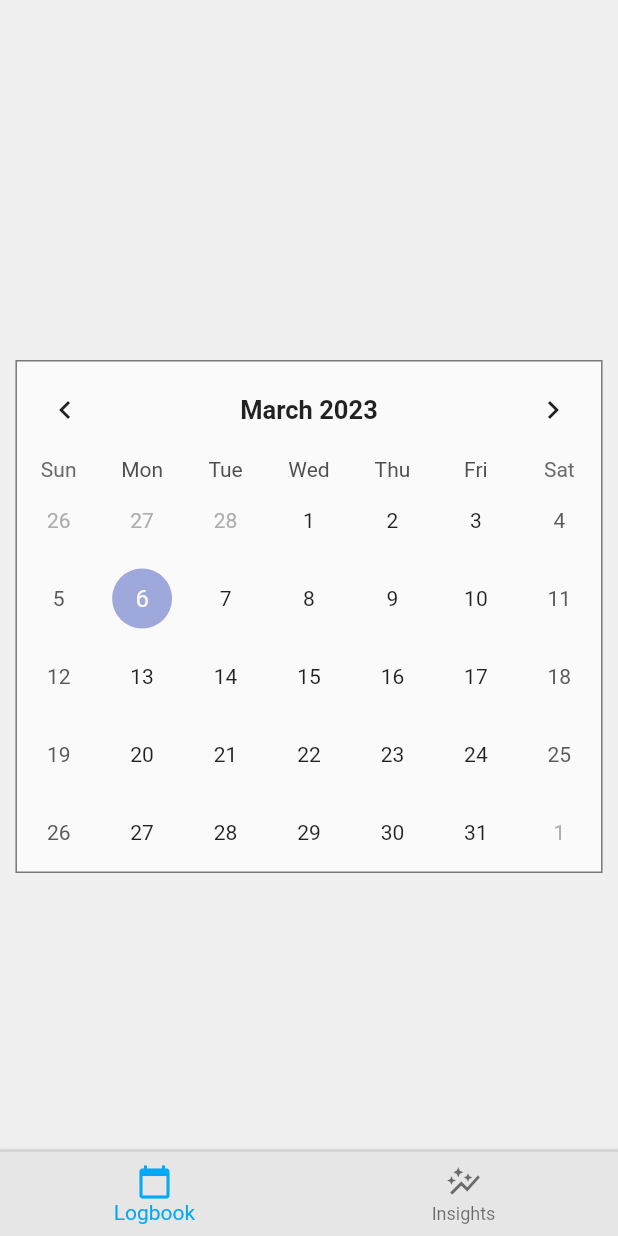
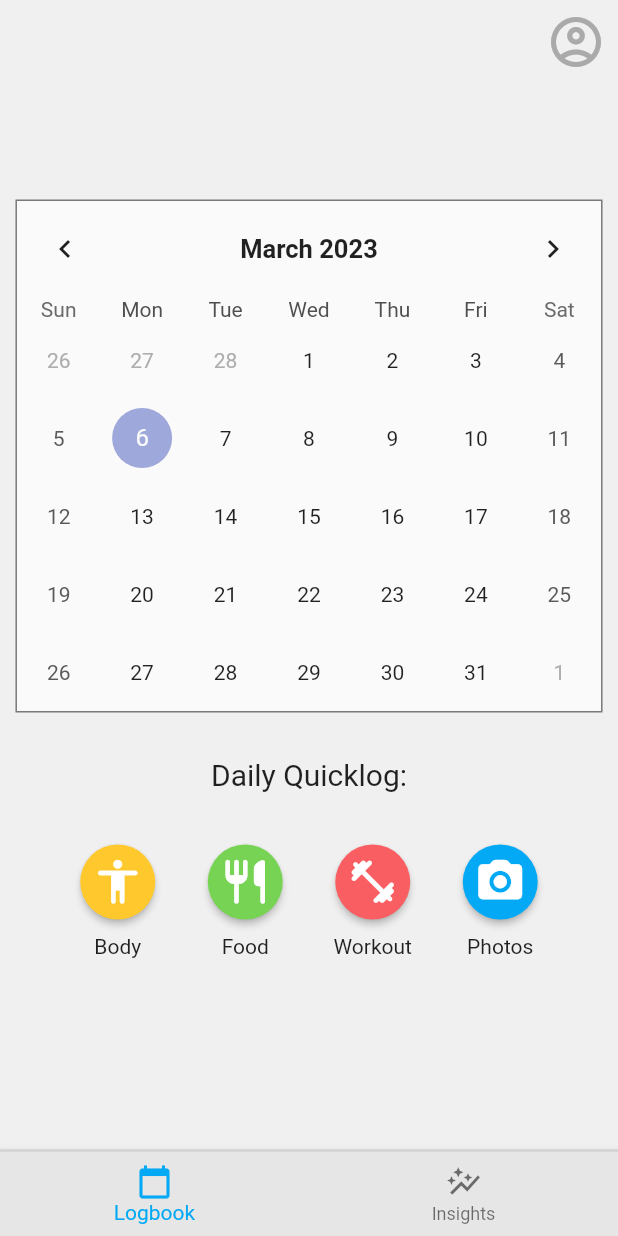
Before and after one commit to draff1800/bodybuildingpal, a Flutter app: the HomeNavigation screen opened directly, on a phone screen of 412 x 824 dp. Run offline on Flutter 3.47's test engine with Material 2 defaults, Android fonts, the phone set to English and light mode, and no system bars; drawn by our look-alikes of table_calendar.

Commit message:
Basic design complete

```diff
--- a/lib/constants/app_colours.dart
+++ b/lib/constants/app_colours.dart
@@ -2,11 +2,15 @@ import 'package:flutter/widgets.dart';
 
 class AppColours {
   AppColours._();
+  static const Color white = Color.fromARGB(255, 250, 250, 250);
+  static const Color grey1 = Color.fromARGB(255, 240, 240, 240);
+  static const Color grey2 = Color.fromARGB(255, 230, 230, 230);
+  static const Color grey3 = Color.fromARGB(255, 220, 220, 220);
+  static const Color grey4 = Color.fromARGB(255, 170, 170, 170);
+  static const Color grey5 = Color.fromARGB(255, 120, 120, 120);
+  static const Color black = Color.fromARGB(255, 0, 0, 0);
   static const Color blue = Color.fromARGB(255, 3, 169, 244);
-  static const Color white = Color.fromARGB(255, 250, 250, 250);
-  static const Color lightGrey = Color.fromARGB(255, 240, 240, 240);
-  static const Color grey = Color.fromARGB(255, 230, 230, 230);
-  static const Color darkGrey1 = Color.fromARGB(255, 220, 220, 220);
-  static const Color darkGrey2 = Color.fromARGB(255, 120, 120, 120);
-  static const Color black = Color.fromARGB(255, 0, 0, 0);
+  static const Color yellow = Color.fromARGB(255, 255, 200, 44);
+  static const Color green = Color.fromARGB(255, 119, 211, 83);
+  static const Color red = Color.fromARGB(255, 249, 95, 98);
 }
--- a/lib/main.dart
+++ b/lib/main.dart
@@ -19,7 +19,7 @@ class BodybuildingPal extends StatelessWidget {
           centerTitle: true,
           elevation: 0
         ),
-        scaffoldBackgroundColor: AppColours.lightGrey
+        scaffoldBackgroundColor: AppColours.grey1
       ),
       home: const Profile()
     );
--- a/lib/screens/home/home_navigation.dart
+++ b/lib/screens/home/home_navigation.dart
@@ -28,15 +28,22 @@ class _HomeNavigationState extends State<HomeNavigation> {
     return Scaffold(
         appBar: AppBar(
           automaticallyImplyLeading: false,
-          backgroundColor: AppColours.lightGrey,
+          backgroundColor: AppColours.grey1,
+          actions: <Widget>[
+            IconButton(
+              icon: const Icon(Icons.account_circle_outlined, color: AppColours.grey4, size: 40),
+              padding: const EdgeInsets.fromLTRB(0, 0, 20, 0),
+              onPressed: () {},
+            )
+          ],
         ),
         body: Center(
           child: _navigationBarOverlayOptions.elementAt(_selectedIndex),
         ),
         bottomNavigationBar: Container(
             decoration: const BoxDecoration(
-                color: AppColours.darkGrey1,
-                border: Border(top: BorderSide(color: AppColours.darkGrey1, width: 2))),
+                color: AppColours.grey3,
+                border: Border(top: BorderSide(color: AppColours.grey3, width: 2))),
             child: BottomNavigationBar(
               items: const <BottomNavigationBarItem>[
                 BottomNavigationBarItem(
@@ -50,7 +57,7 @@ class _HomeNavigationState extends State<HomeNavigation> {
               ],
               currentIndex: _selectedIndex,
               onTap: _onItemTapped,
-              backgroundColor: AppColours.grey,
+              backgroundColor: AppColours.grey2,
             )));
   }
 }
--- a/lib/screens/home/logbook.dart
+++ b/lib/screens/home/logbook.dart
@@ -18,13 +18,12 @@ class _LogBookState extends State<LogBook> {
     double height = MediaQuery.of(context).size.height;
     double width = MediaQuery.of(context).size.width;
 
-    return ConstrainedBox(
-      constraints: BoxConstraints(maxWidth: width*0.95, maxHeight: height*0.5),
+    return Column(mainAxisAlignment: MainAxisAlignment.center, children: [
+      ConstrainedBox(
+        constraints: BoxConstraints(maxWidth: width * 0.95, maxHeight: height * 0.5),
         child: Container(
-        decoration: BoxDecoration(
-          color: AppColours.white,
-          border: Border.all(color: AppColours.darkGrey2)
-        ),
+          decoration:
+              BoxDecoration(color: AppColours.white, border: Border.all(color: AppColours.grey5)),
           child: TableCalendar(
             firstDay: DateTime.utc(2000, 01, 01),
             lastDay: DateTime(currentDate.year + 1, currentDate.month, currentDate.day),
@@ -32,13 +31,72 @@ class _LogBookState extends State<LogBook> {
             headerStyle: const HeaderStyle(formatButtonVisible: false),
             calendarBuilders: CalendarBuilders(
               headerTitleBuilder: (context, day) {
-              return Text( "${DateFormat('MMMM').format(day)} ${day.year}",
+                return Text("${DateFormat('MMMM').format(day)} ${day.year}",
                     style: const TextStyle(fontSize: 17, fontWeight: FontWeight.bold),
                     textAlign: TextAlign.center);
               },
             ),
           ),
         ),
-    );
+      ),
+      Padding(
+          padding: const EdgeInsets.fromLTRB(0, 30, 0, 50),
+          child: Column(children: [
+            const Text('Daily Quicklog:', style: TextStyle(fontSize: 20)),
+            Padding(
+                padding: const EdgeInsets.fromLTRB(0, 35, 0, 0),
+                child: Row(mainAxisAlignment: MainAxisAlignment.center, children: [
+                  Column(children: [
+                    ElevatedButton(
+                      onPressed: () {},
+                      style: ElevatedButton.styleFrom(
+                          shape: const CircleBorder(),
+                          backgroundColor: AppColours.yellow,
+                          minimumSize: const Size(50, 50),
+                          padding: const EdgeInsets.fromLTRB(25, 0, 25, 0)),
+                      child: const Icon(Icons.accessibility_rounded, color: Colors.white, size: 35),
+                    ),
+                    const Padding(padding: EdgeInsets.fromLTRB(0, 10, 0, 0), child: Text('Body'))
+                  ]),
+                  Column(children: [
+                    ElevatedButton(
+                      onPressed: () {},
+                      style: ElevatedButton.styleFrom(
+                          shape: const CircleBorder(),
+                          backgroundColor: AppColours.green,
+                          minimumSize: const Size(50, 50),
+                          padding: const EdgeInsets.fromLTRB(25, 0, 25, 0)),
+                      child: const Icon(Icons.restaurant_rounded, color: Colors.white, size: 35),
+                    ),
+                    const Padding(padding: EdgeInsets.fromLTRB(0, 10, 0, 0), child: Text('Food'))
+                  ]),
+                  Column(children: [
+                    ElevatedButton(
+                      onPressed: () {},
+                      style: ElevatedButton.styleFrom(
+                          shape: const CircleBorder(),
+                          backgroundColor: AppColours.red,
+                          minimumSize: const Size(50, 50),
+                          padding: const EdgeInsets.fromLTRB(25, 0, 25, 0)),
+                      child:
+                          const Icon(Icons.fitness_center_rounded, color: Colors.white, size: 35),
+                    ),
+                    const Padding(padding: EdgeInsets.fromLTRB(0, 10, 0, 0), child: Text('Workout'))
+                  ]),
+                  Column(children: [
+                    ElevatedButton(
+                      onPressed: () {},
+                      style: ElevatedButton.styleFrom(
+                          shape: const CircleBorder(),
+                          backgroundColor: AppColours.blue,
+                          minimumSize: const Size(50, 50),
+                          padding: const EdgeInsets.fromLTRB(25, 0, 25, 0)),
+                      child: const Icon(Icons.photo_camera_rounded, color: Colors.white, size: 35),
+                    ),
+                    const Padding(padding: EdgeInsets.fromLTRB(0, 10, 0, 0), child: Text('Photos'))
+                  ]),
+                ]))
+          ])),
+    ]);
   }
 }
```
Lines whose indentation alone changed are shown as unchanged.
